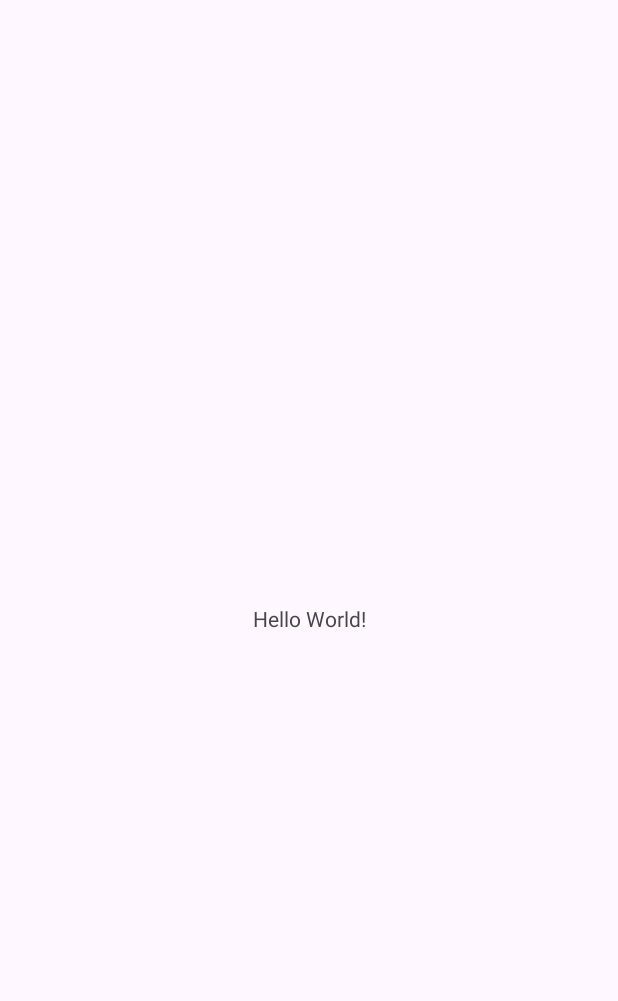
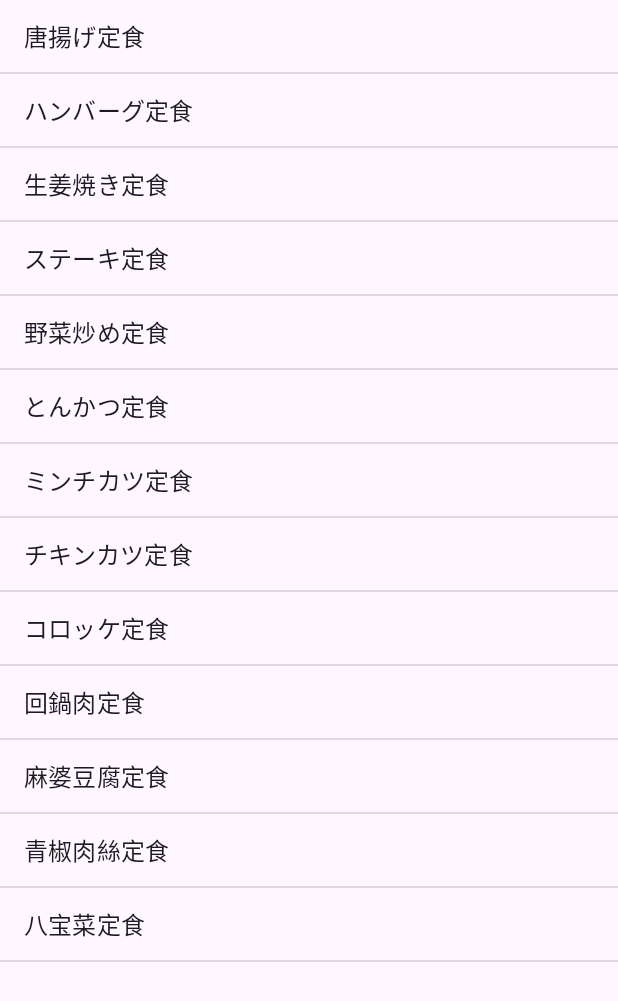
Before and after one commit to piny940/kotlin-android-basic, an Android app: the screen it shows after launch (MainActivity), on a phone screen of 412 x 824 dp. Before the commit the part shown is almost empty. Shown: the top 1001 px of the screen. Run offline under Robolectric (Android 15) with nearby library versions, the light colour scheme and no system bars.

Commit message:
ListItemのイベントを扱えるようにする

```diff
--- a/ListViewSample/app/build.gradle.kts
+++ b/ListViewSample/app/build.gradle.kts
@@ -5,7 +5,7 @@ plugins {
 
 android {
     namespace = "com.example.listviewsample"
-    compileSdk = 33
+    compileSdk = 34
 
     defaultConfig {
         applicationId = "com.example.listviewsample"
--- a/ListViewSample/app/src/main/java/com/example/listviewsample/MainActivity.kt
+++ b/ListViewSample/app/src/main/java/com/example/listviewsample/MainActivity.kt
@@ -2,10 +2,26 @@ package com.example.listviewsample
 
 import androidx.appcompat.app.AppCompatActivity
 import android.os.Bundle
+import android.view.View
+import android.widget.AdapterView
+import android.widget.ListView
+import android.widget.Toast
 
 class MainActivity : AppCompatActivity() {
     override fun onCreate(savedInstanceState: Bundle?) {
         super.onCreate(savedInstanceState)
         setContentView(R.layout.activity_main)
+
+        val lvMenu = findViewById<ListView>(R.id.lvMenu)
+        lvMenu.onItemClickListener = ListItemClickListener()
+    }
+
+    private inner class ListItemClickListener : AdapterView.OnItemClickListener {
+        override fun onItemClick(parent: AdapterView<*>, view: View, position: Int, id: Long) {
+            val item = parent.getItemAtPosition(position) as String
+            val show = "あなたが選んだ定食: $item"
+
+            Toast.makeText(this@MainActivity, show, Toast.LENGTH_SHORT).show()
+        }
     }
 }
--- a/ListViewSample/app/src/main/res/layout/activity_main.xml
+++ b/ListViewSample/app/src/main/res/layout/activity_main.xml
@@ -1,18 +1,11 @@
 <?xml version="1.0" encoding="utf-8"?>
-<androidx.constraintlayout.widget.ConstraintLayout xmlns:android="http://schemas.android.com/apk/res/android"
-    xmlns:app="http://schemas.android.com/apk/res-auto"
-    xmlns:tools="http://schemas.android.com/tools"
+<LinearLayout
+    xmlns:android="http://schemas.android.com/apk/res/android"
     android:layout_width="match_parent"
-    android:layout_height="match_parent"
-    tools:context=".MainActivity">
-
-    <TextView
-        android:layout_width="wrap_content"
-        android:layout_height="wrap_content"
-        android:text="Hello World!"
-        app:layout_constraintBottom_toBottomOf="parent"
-        app:layout_constraintEnd_toEndOf="parent"
-        app:layout_constraintStart_toStartOf="parent"
-        app:layout_constraintTop_toTopOf="parent" />
-
-</androidx.constraintlayout.widget.ConstraintLayout>
+    android:layout_height="match_parent">
+    <ListView
+        android:layout_width="match_parent"
+        android:layout_height="match_parent"
+        android:id="@+id/lvMenu"
+        android:entries="@array/lv_menu" />
+</LinearLayout>
--- a/ListViewSample/app/src/main/res/values/strings.xml
+++ b/ListViewSample/app/src/main/res/values/strings.xml
@@ -1,3 +1,18 @@
 <resources>
-    <string name="app_name">ListViewSample</string>
+    <string name="app_name">リスト選択サンプル</string>
+    <string-array name="lv_menu">
+        <item>唐揚げ定食</item>
+        <item>ハンバーグ定食</item>
+        <item>生姜焼き定食</item>
+        <item>ステーキ定食</item>
+        <item>野菜炒め定食</item>
+        <item>とんかつ定食</item>
+        <item>ミンチカツ定食</item>
+        <item>チキンカツ定食</item>
+        <item>コロッケ定食</item>
+        <item>回鍋肉定食</item>
+        <item>麻婆豆腐定食</item>
+        <item>青椒肉絲定食</item>
+        <item>八宝菜定食</item>
+    </string-array>
 </resources>
```
